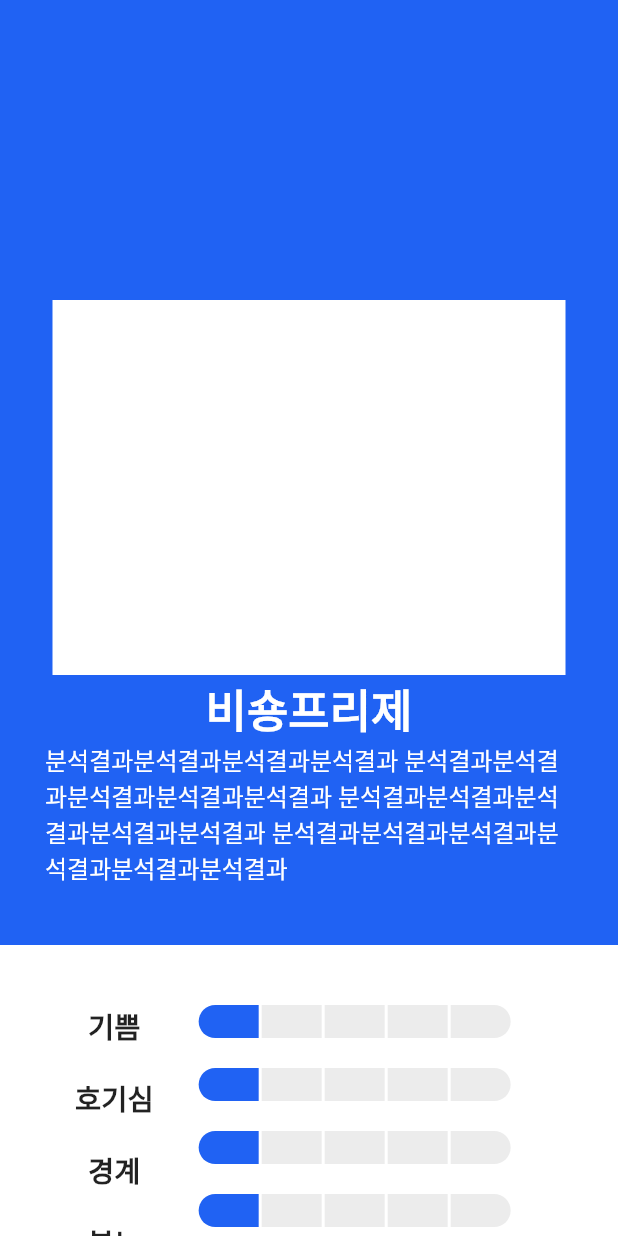
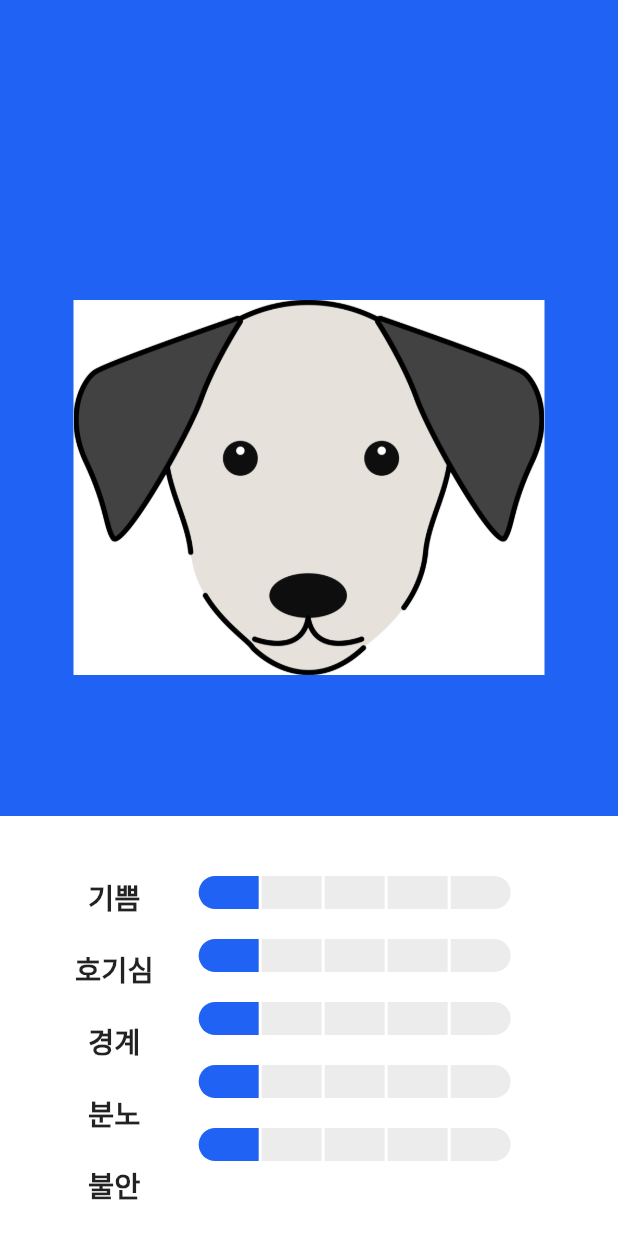
Before and after one commit to haeun930515/text_analyzer, a Flutter app: the ResultScreen screen opened directly with empty values, on a phone screen of 412 x 824 dp. Run offline on Flutter 3.47's test engine with Material 2 defaults, Android fonts, the light colour scheme and no system bars; our stand-ins replace flutter_dotenv, flutter_native_splash, image_picker, page_view_dot_indicator; missing offline and left inert: google_mlkit_text_recognition, kakao_flutter_sdk.

Commit message:
전체 서비스 push

```diff
--- a/lib/main.dart
+++ b/lib/main.dart
@@ -6,6 +6,7 @@ import 'package:text_analyzer/provider/facebook_provider.dart';
 import 'package:text_analyzer/provider/instar_provider.dart';
 import 'package:text_analyzer/provider/kakao_provider.dart';
 import 'package:text_analyzer/provider/openai_provider.dart';
+import 'package:text_analyzer/provider/result_provider.dart';
 import 'package:text_analyzer/provider/text_from_image_provider.dart';
 import 'package:text_analyzer/ui/textinput/text_input_screen.dart';
 import 'package:text_analyzer/ui/start/start_screen.dart';
@@ -37,6 +38,7 @@ void main() async {
         create: (_) => InstarShareProvider()),
     ChangeNotifierProvider<FacebookShareProvider>(
         create: (_) => FacebookShareProvider()),
+    ChangeNotifierProvider<ResultProvider>(create: (_) => ResultProvider()),
   ], child: const MainApp()));
 }
 
--- /dev/null
+++ b/lib/provider/result_provider.dart
@@ -0,0 +1,447 @@
+import 'package:flutter/material.dart';
+import 'package:text_analyzer/model/score_model.dart';
+
+class ResultProvider with ChangeNotifier {
+  var _photo1 = "assets/images/resultDogs/dalmasian2.png";
+  var _photo2 = "assets/images/resultDogs/dalmasian2.png";
+  var _title = "";
+  var _sub = "";
+
+  String get photo1 => _photo1;
+  String get photo2 => _photo2;
+  String get title => _title;
+  String get sub => _sub;
+
+  var angerNum = 0;
+  var happyNum = 0;
+  var curNum = 0;
+  var anxNum = 0;
+  var vigNum = 0;
+
+  getNum(ScoreModel sc) {
+    if (1 <= sc.happiness && sc.happiness <= 2) {
+      happyNum = 1;
+    } else if (3 <= sc.happiness && sc.happiness <= 5) {
+      happyNum = 2;
+    }
+
+    if (1 <= sc.curiosity && sc.curiosity <= 2) {
+      curNum = 1;
+    } else if (3 <= sc.curiosity && sc.curiosity <= 5) {
+      curNum = 2;
+    }
+
+    if (1 <= sc.vigilance && sc.vigilance <= 3) {
+      vigNum = 1;
+    } else if (4 <= sc.vigilance && sc.vigilance <= 5) {
+      vigNum = 2;
+    }
+
+    if (1 <= sc.anger && sc.anger <= 3) {
+      angerNum = 1;
+    } else if (4 <= sc.anger && sc.anger <= 5) {
+      angerNum = 2;
+    }
+
+    if (1 <= sc.anxiety && sc.anxiety <= 3) {
+      anxNum = 1;
+    } else if (4 <= sc.anxiety && sc.anxiety <= 5) {
+      anxNum = 2;
+    }
+    print(happyNum);
+    print(curNum);
+    print(vigNum);
+    print(angerNum);
+    print(anxNum);
+  }
+
+  getResult(ScoreModel scoreModel) {
+    print(scoreModel);
+    getNum(scoreModel);
+    if (happyNum == 1 &&
+        curNum == 1 &&
+        vigNum == 1 &&
+        angerNum == 1 &&
+        anxNum == 1) {
+      //1
+      //달마시안 , 푸들 - 서로에게 관심이 부족합니다. 눈이라도 마주쳐 보세요
+      _photo1 = "assets/images/resultDogs/dalmasian2.png";
+      _photo2 = "assets/images/resultDogs/poodle2.png";
+      _title = "달마시안 vs 푸들";
+      _sub = "서로에게 관심이 부족합니다. 눈이라도 마주쳐 보세요";
+    } else if (happyNum == 1 &&
+        curNum == 1 &&
+        vigNum == 1 &&
+        angerNum == 1 &&
+        anxNum == 2) {
+      //2
+      //시츄 , 비숑 - 불안해 할 필요 없어요.
+
+      _photo1 = "assets/images/resultDogs/chew2.png";
+      _photo2 = "assets/images/resultDogs/bishon2.png";
+      _title = "시츄 vs 비숑";
+      _sub = "불안해 할 필요 없어요.";
+    } else if (happyNum == 1 &&
+        curNum == 1 &&
+        vigNum == 1 &&
+        angerNum == 2 &&
+        anxNum == 1) {
+      //3
+      //비숑, 치와와 - 항상 조금씩 화나 있습니다
+
+      _photo1 = "assets/images/resultDogs/bishon2.png";
+      _photo2 = "assets/images/resultDogs/chiwawa2.png";
+      _title = "시츄 vs 비숑";
+      _sub = "항상 조금씩 화나 있어요.";
+    } else if (happyNum == 1 &&
+        curNum == 1 &&
+        vigNum == 1 &&
+        angerNum == 2 &&
+        anxNum == 2) {
+      //4
+      //비숑, 요크셔 테리어 - 항상 조금씩 화나있고, 불안해 하고 있어요
+
+      _photo1 = "assets/images/resultDogs/bishon2.png";
+      _photo2 = "assets/images/resultDogs/york2.png";
+      _title = "비숑프리제 vs 요크셔테리어";
+      _sub = "항상 조금씩 화나있고, 불안해 하고 있어요.";
+    } else if (happyNum == 1 &&
+        curNum == 1 &&
+        vigNum == 2 &&
+        angerNum == 1 &&
+        anxNum == 1) {
+      //5
+      //하운드, 셰퍼드 - 경계심을 풀고 조금 더 다가가 보세요
+
+      _photo1 = "assets/images/resultDogs/hound2.png";
+      _photo2 = "assets/images/resultDogs/germanshapered2.png";
+      _title = "하운드 vs 져먼셰퍼드";
+      _sub = "경계심을 풀고 조금 더 다가가 보세요.";
+    } else if (happyNum == 1 &&
+        curNum == 1 &&
+        vigNum == 2 &&
+        angerNum == 1 &&
+        anxNum == 2) {
+      //6
+      //하운드, 셰퍼드 - 불안해 하지말고 경계를 풀고 조금 더 다가가 보세요
+
+      _photo1 = "assets/images/resultDogs/hound2.png";
+      _photo2 = "assets/images/resultDogs/germanshapered2.png";
+      _title = "하운드 vs 져먼셰퍼드";
+      _sub = "불안해 하지말고 경계를 풀고 조금 더 다가가 보세요.";
+    } else if (happyNum == 1 &&
+        curNum == 1 &&
+        vigNum == 2 &&
+        angerNum == 2 &&
+        anxNum == 1) {
+      //7
+      //셰퍼드, 리트리버 - 경계와 분노를 풀고 조금 더 다가가 보세요
+
+      _photo1 = "assets/images/resultDogs/getmanshapered2.png";
+      _photo2 = "assets/images/resultDogs/ristriber.png";
+      _title = "져먼셰퍼드 vs 리트리버";
+      _sub = "경계와 분노를 풀고 조금 더 다가가 보세요.";
+    } else if (happyNum == 1 &&
+        curNum == 1 &&
+        vigNum == 2 &&
+        angerNum == 2 &&
+        anxNum == 2) {
+      //8
+      //하운드, 요크셔테리어 - 경계, 분노, 불안이 가득. 뭔가 마음에 안드는 상대네요.
+
+      _photo1 = "assets/images/resultDogs/hound2.png";
+      _photo2 = "assets/images/resultDogs/york2.png";
+      _title = "하운드 vs 요크셔테리어";
+      _sub = "경계, 분노, 불안이 가득. 뭔가 마음에 안드는 상대네요.";
+    } else if (happyNum == 1 &&
+        curNum == 2 &&
+        vigNum == 1 &&
+        angerNum == 1 &&
+        anxNum == 1) {
+      //9
+      //몰티즈, 포메라니안 - 산책할때 자주 보던 바로 그 조합
+
+      _photo1 = "assets/images/resultDogs/maltize2.png";
+      _photo2 = "assets/images/resultDogs/pomeranian2.png";
+      _title = "말티즈 vs 포메라니안";
+      _sub = "산책할때 자주 보던 바로 그 조합";
+    } else if (happyNum == 1 &&
+        curNum == 2 &&
+        vigNum == 1 &&
+        angerNum == 1 &&
+        anxNum == 2) {
+      //10
+      //몰티즈, 요크셔테리어 - 서로에 대한 호감또한 있지만, 불안해 하네요
+
+      _photo1 = "assets/images/resultDogs/maltize2.png";
+      _photo2 = "assets/images/resultDogs/york2.png";
+      _title = "말티즈 vs 요크셔테리어";
+      _sub = "서로에 대한 호감 또한 있지만, 불안해 하네요";
+    } else if (happyNum == 1 &&
+        curNum == 2 &&
+        vigNum == 1 &&
+        angerNum == 2 &&
+        anxNum == 1) {
+      //11
+      //요크셔테리어, 치와와 - 서로의 호감도 있지만, 분노가 가득하기도 합니다.
+
+      _photo1 = "assets/images/resultDogs/york2.png";
+      _photo2 = "assets/images/resultDogs/chiwawa2.png";
+      _title = "요크셔테리어 vs 치와와";
+      _sub = "서로의 호감도 있지만, 분노가 가득하기도 합니다.";
+    } else if (happyNum == 1 &&
+        curNum == 2 &&
+        vigNum == 1 &&
+        angerNum == 2 &&
+        anxNum == 2) {
+      //12
+      //비숑, 포메라니안 - 서로를 향해 너무 달려들지만 마세요.
+
+      _photo1 = "assets/images/resultDogs/bishon2.png";
+      _photo2 = "assets/images/resultDogs/pomeranian2.png";
+      _title = "비숑프리제 vs 포메라니안";
+      _sub = "서로를 향해 너무 달려들지만 마세요.";
+    } else if (happyNum == 1 &&
+        curNum == 2 &&
+        vigNum == 2 &&
+        angerNum == 1 &&
+        anxNum == 1) {
+      //13
+      //보더콜리, 셰퍼드 - 서로가 궁금하지만, 그만큼 경계하고 있네요
+
+      _photo1 = "assets/images/resultDogs/coly2.png";
+      _photo2 = "assets/images/resultDogs/germanshapered2.png";
+      _title = "보더콜리 vs 져먼셰퍼드";
+      _sub = "서로가 궁금하지만, 그만큼 경계하고 있네요.";
+    } else if (happyNum == 1 &&
+        curNum == 2 &&
+        vigNum == 2 &&
+        angerNum == 1 &&
+        anxNum == 2) {
+      //14
+      //시추, 몰티즈 - 서로가 궁금하기도하지만 불안함과 함께 경계하고 있네요
+
+      _photo1 = "assets/images/resultDogs/chew2.png";
+      _photo2 = "assets/images/resultDogs/maltize2.png";
+      _title = "보더콜리 vs 져먼셰퍼드";
+      _sub = "서로가 궁금하기도 하지만 불안함과 함께 경계하고 있네요.";
+    } else if (happyNum == 1 &&
+        curNum == 2 &&
+        vigNum == 2 &&
+        angerNum == 2 &&
+        anxNum == 1) {
+      //15
+      //포메라니안, 치와와 - 궁금하다고 너무 달려들지 마세요
+
+      _photo1 = "assets/images/resultDogs/pomeranian2.png";
+      _photo2 = "assets/images/resultDogs/chiwawa2.png";
+      _title = "포메라니안 vs 치와와";
+      _sub = "궁금하다고 너무 달려들지 마세요.";
+    } else if (happyNum == 1 &&
+        curNum == 2 &&
+        vigNum == 2 &&
+        angerNum == 2 &&
+        anxNum == 2) {
+      //16
+      //요크셔테리어, 시추 - 서로를 향해 달려들긴 하지만 딱히 좋아서 그런건 아니에요
+
+      _photo1 = "assets/images/resultDogs/york2.png";
+      _photo2 = "assets/images/resultDogs/chew2.png";
+      _title = "요크셔테리어 vs 시츄";
+      _sub = "서로를 향해 달려들긴 하지만 딱히 좋아서 그런건 아니에요.";
+    } else if (happyNum == 2 &&
+        curNum == 1 &&
+        vigNum == 1 &&
+        angerNum == 1 &&
+        anxNum == 1) {
+      //17
+      //몰티즈, 포메라니안 - 너무 좋기만 한데요?
+
+      _photo1 = "assets/images/resultDogs/maltize2.png";
+      _photo2 = "assets/images/resultDogs/pomeranian2.png";
+      _title = "말티즈 vs 포메라니안";
+      _sub = "너무 좋아해요.";
+    } else if (happyNum == 2 &&
+        curNum == 1 &&
+        vigNum == 1 &&
+        angerNum == 1 &&
+        anxNum == 2) {
+      //18
+      //포메라니안, 요크셔테리어 - 서로 너무 좋죠.하지만 불안한건 당신들만이 아닐지도
+
+      _photo1 = "assets/images/resultDogs/pomeranian2.png";
+      _photo2 = "assets/images/resultDogs/york2.png";
+      _title = "포메라니안 vs 요크셔테리어";
+      _sub = "서로 너무 좋죠. 하지만 불안한건 당신들만이 아닐지도.";
+    } else if (happyNum == 2 &&
+        curNum == 1 &&
+        vigNum == 1 &&
+        angerNum == 2 &&
+        anxNum == 1) {
+      //19
+      //몰티즈, 치와와 - 좋았다가 안좋았다가 기분이 오락가락 하네요
+
+      _photo1 = "assets/images/resultDogs/maltize2.png";
+      _photo2 = "assets/images/resultDogs/chiwawa2.png";
+      _title = "말티즈 vs 치와와";
+      _sub = "좋았다가 안좋았다가 기분이 오락가락 하네요.";
+    } else if (happyNum == 2 &&
+        curNum == 1 &&
+        vigNum == 1 &&
+        angerNum == 2 &&
+        anxNum == 2) {
+      //20
+      //몰티즈, 요크셔테리어 - 싸우지 말고 친하게 지내요
+
+      _photo1 = "assets/images/resultDogs/maltize2.png";
+      _photo2 = "assets/images/resultDogs/york2.png";
+      _title = "말티즈 vs 요크셔테리어";
+      _sub = "싸우지 말고 친하게 지내요.";
+    } else if (happyNum == 2 &&
+        curNum == 1 &&
+        vigNum == 2 &&
+        angerNum == 1 &&
+        anxNum == 1) {
+      //21
+      //리트리버, 보더콜리 - 경계를 조금만 풀면 친한 친구가 될거에요
+
+      _photo1 = "assets/images/resultDogs/ristriber2.png";
+      _photo2 = "assets/images/resultDogs/coly2.png";
+      _title = "리트리버 vs 보더콜리";
+      _sub = "경계를 조금만 풀면 친한 친구가 될거에요.";
+    } else if (happyNum == 2 &&
+        curNum == 1 &&
+        vigNum == 2 &&
+        angerNum == 1 &&
+        anxNum == 2) {
+      //22
+      //리트리버, 하운드 - 경계를 조금만 풀면 친한 친구가 될거에요
+
+      _photo1 = "assets/images/resultDogs/ristriber2.png";
+      _photo2 = "assets/images/resultDogs/hound2.png";
+      _title = "리트리버 vs 하운드";
+      _sub = "경계를 조금만 풀면 친한 친구가 될거에요.";
+    } else if (happyNum == 2 &&
+        curNum == 1 &&
+        vigNum == 2 &&
+        angerNum == 2 &&
+        anxNum == 1) {
+      //23
+      //치와와, 몰티즈 - 싸우지말고 마음을 열면 좋은 친구가 될지도 몰라요
+
+      _photo1 = "assets/images/resultDogs/chiwawa2.png";
+      _photo2 = "assets/images/resultDogs/maltize2.png";
+      _title = "치와와 vs 말티즈";
+      _sub = "싸우지말고 마음을 열면 좋은 친구가 될지도 몰라요.";
+    } else if (happyNum == 2 &&
+        curNum == 1 &&
+        vigNum == 2 &&
+        angerNum == 2 &&
+        anxNum == 2) {
+      //24
+      //하운드, 셰퍼드 - 서로를 인정하고 마음을 열면 좋은 친구가 될거에요
+
+      _photo1 = "assets/images/resultDogs/hound2.png";
+      _photo2 = "assets/images/resultDogs/germanshapered2.png";
+      _title = "하운드 vs 져먼셰퍼드";
+      _sub = "서로를 인정하고 마음을 열면 좋은 친구가 될거에요.";
+    } else if (happyNum == 2 &&
+        curNum == 2 &&
+        vigNum == 1 &&
+        angerNum == 1 &&
+        anxNum == 1) {
+      //25
+      //시추, 리트리버 - 이미 서로 좋은 친구가 아닐까요?
+
+      _photo1 = "assets/images/resultDogs/chew2.png";
+      _photo2 = "assets/images/resultDogs/ristriber2.png";
+      _title = "시츄 vs 리트리버";
+      _sub = "이미 서로 좋은 친구가 아닐까요?";
+    } else if (happyNum == 2 &&
+        curNum == 2 &&
+        vigNum == 1 &&
+        angerNum == 1 &&
+        anxNum == 2) {
+      //26
+      //시추, 보더콜리 - 조금만 노력하면 서로 좋은 친구가 되어 줄거에요
+
+      _photo1 = "assets/images/resultDogs/chew2.png";
+      _photo2 = "assets/images/resultDogs/coly2.png";
+      _title = "시츄 vs 보더콜리";
+      _sub = "조금만 노력하면 서로 좋은 친구가 되어 줄거에요";
+    } else if (happyNum == 2 &&
+        curNum == 2 &&
+        vigNum == 1 &&
+        angerNum == 2 &&
+        anxNum == 1) {
+      //27
+      //치와와, 시추 - 분노만 조금 가라앉히고 다시 얘기를 해봐요
+
+      _photo1 = "assets/images/resultDogs/chiwawa2.png";
+      _photo2 = "assets/images/resultDogs/chew2.png";
+      _title = "치와와 vs 시츄";
+      _sub = "분노를 조금 가라앉히고 다시 얘기를 해봐요";
+    } else if (happyNum == 2 &&
+        curNum == 2 &&
+        vigNum == 1 &&
+        angerNum == 2 &&
+        anxNum == 2) {
+      //28
+      //푸들, 비숑 - 지금도 좋지만 서로 약간의 경계는 두는게 좋을지도 몰라요
+
+      _photo1 = "assets/images/resultDogs/poodle2.png";
+      _photo2 = "assets/images/resultDogs/bishon2.png";
+      _title = "푸들 vs 비숑프리제";
+      _sub = "지금도 좋지만 서로 약간의 경계는 두는게 좋을지도 몰라요";
+    } else if (happyNum == 2 &&
+        curNum == 2 &&
+        vigNum == 2 &&
+        angerNum == 1 &&
+        anxNum == 1) {
+      //29
+      //푸들, 시추 - 딱히 문제가 생길거 같지 않아요
+
+      _photo1 = "assets/images/resultDogs/poodle2.png";
+      _photo2 = "assets/images/resultDogs/chew2.png";
+      _title = "푸들 vs 시츄";
+      _sub = "딱히 문제가 생길거 같지 않아요";
+    } else if (happyNum == 2 &&
+        curNum == 2 &&
+        vigNum == 2 &&
+        angerNum == 1 &&
+        anxNum == 2) {
+      //30
+      //시추, 달마시안 - 가끔 화를 내도 괜찮은 사이에요
+
+      _photo1 = "assets/images/resultDogs/chew2.png";
+      _photo2 = "assets/images/resultDogs/dalmasian2.png";
+      _title = "시츄 vs 달마시안";
+      _sub = "가끔 화를 내도 괜찮은 사이에요";
+    } else if (happyNum == 2 &&
+        curNum == 2 &&
+        vigNum == 2 &&
+        angerNum == 2 &&
+        anxNum == 1) {
+      //31
+      //리트리버, 몰티즈 - 가끔 화도 내지만, 절친한 친구에요.
+
+      _photo1 = "assets/images/resultDogs/ristriber.png";
+      _photo2 = "assets/images/resultDogs/maltize2.png";
+      _title = "리트리버 vs 말티즈";
+      _sub = "가끔 화도 내지만, 절친한 친구에요.";
+    } else if (happyNum == 2 &&
+        curNum == 2 &&
+        vigNum == 2 &&
+        angerNum == 2 &&
+        anxNum == 2) {
+      //32
+      //포메라니안, 몰티즈, 요크셔테리어 - 이 조합은 온갖 감정이 요동치네요
+
+      _photo1 = "assets/images/resultDogs/pomeranian2.png";
+      _photo2 = "assets/images/resultDogs/maltize2.png";
+      _title = "포메라니안 vs 말티즈";
+      _sub = "온갖 감정이 요동치네요";
+    }
+    notifyListeners();
+  }
+}
--- a/lib/ui/result/result_screen.dart
+++ b/lib/ui/result/result_screen.dart
@@ -1,18 +1,46 @@
 import 'package:flutter/material.dart';
+import 'package:provider/provider.dart';
 import 'package:text_analyzer/model/score_model.dart';
 import 'package:text_analyzer/provider/facebook_provider.dart';
 import 'package:text_analyzer/provider/instar_provider.dart';
 import 'package:text_analyzer/provider/kakao_provider.dart';
+import 'package:text_analyzer/provider/result_provider.dart';
 import 'package:text_analyzer/ui/widgets/score_widget.dart';
 
-class ResultScreen extends StatelessWidget {
+class ResultScreen extends StatefulWidget {
   const ResultScreen({super.key, required this.sm});
 
   final ScoreModel sm;
 
   @override
+  State<ResultScreen> createState() => _ResultScreenState();
+}
+
+class _ResultScreenState extends State<ResultScreen> {
+  @override
+  void initState() {
+    super.initState();
+    fetchData();
+  }
+
+  Future<void> fetchData() async {
+    await ResultProvider().getResult(widget.sm);
+  }
+
+  @override
   Widget build(BuildContext context) {
     var globalKey = GlobalKey();
+    ResultProvider resultProvider =
+        Provider.of<ResultProvider>(context, listen: true);
+    resultProvider.getResult(widget.sm);
+    var photo1 = resultProvider.photo1;
+    var photo2 = resultProvider.photo2;
+    var title = resultProvider.title;
+    var sub = resultProvider.sub;
+    print(photo1);
+    print(photo2);
+    print(title);
+    print(sub);
     return RepaintBoundary(
       key: globalKey,
       child: Scaffold(
@@ -29,22 +57,26 @@ class ResultScreen extends StatelessWidget {
                 child: Container(
                   height: 250,
                   decoration: const BoxDecoration(color: Colors.white),
+                  child: Image.asset(
+                    photo1,
+                    height: 300,
+                  ),
                 ),
               ),
               Container(
-                child: const Text(
-                  "비숑프리제",
-                  style: TextStyle(
+                child: Text(
+                  title,
+                  style: const TextStyle(
                       fontSize: 30,
                       fontWeight: FontWeight.bold,
                       color: Colors.white),
                 ),
               ),
-              const Padding(
-                padding: EdgeInsets.symmetric(horizontal: 30.0),
+              Padding(
+                padding: const EdgeInsets.symmetric(horizontal: 30.0),
                 child: Text(
-                  "분석결과분석결과분석결과분석결과 분석결과분석결과분석결과분석결과분석결과 분석결과분석결과분석결과분석결과분석결과 분석결과분석결과분석결과분석결과분석결과분석결과",
-                  style: TextStyle(fontSize: 16, color: Colors.white),
+                  sub,
+                  style: const TextStyle(fontSize: 16, color: Colors.white),
                 ),
               ),
               const SizedBox(height: 40),
@@ -104,23 +136,23 @@ class ResultScreen extends StatelessWidget {
                           Column(
                             crossAxisAlignment: CrossAxisAlignment.center,
                             children: [
-                              ScoreWidget(sm.happiness),
+                              ScoreWidget(widget.sm.happiness),
                               const SizedBox(
                                 height: 20,
                               ),
-                              ScoreWidget(sm.curiosity),
+                              ScoreWidget(widget.sm.curiosity),
                               const SizedBox(
                                 height: 20,
                               ),
-                              ScoreWidget(sm.anger),
+                              ScoreWidget(widget.sm.anger),
                               const SizedBox(
                                 height: 20,
                               ),
-                              ScoreWidget(sm.anxiety),
+                              ScoreWidget(widget.sm.anxiety),
                               const SizedBox(
                                 height: 20,
                               ),
-                              ScoreWidget(sm.vigilance)
+                              ScoreWidget(widget.sm.vigilance)
                             ],
                           ),
                         ],
```
Also changed, not shown: pubspec.yaml (+12 -0 lines), assets/images/resultDogs/bishon2.png (added), assets/images/resultDogs/chew2.png (added), assets/images/resultDogs/chiwawa2.png (added), assets/images/resultDogs/coly2.png (added), assets/images/resultDogs/dalmasian2.png (added), assets/images/resultDogs/germanshapered2.png (added), assets/images/resultDogs/hound2.png (added), assets/images/resultDogs/maltize2.png (added), assets/images/resultDogs/pomeranian2.png (added), assets/images/resultDogs/poodle2.png (added), assets/images/resultDogs/ristriber.png (added), assets/images/resultDogs/york2.png (added).
